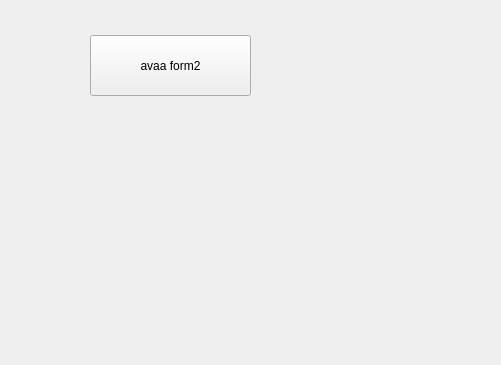
This is harjoitustehtavia/widget_esim2/mainwindow.ui in Tkarsikas/Olio-ohjelmointi as Qt 5 draws it before an edit; both pictures show x 0 to 501 and y 235 to 600 of the 800 by 600 pixel window. The edited form follows.
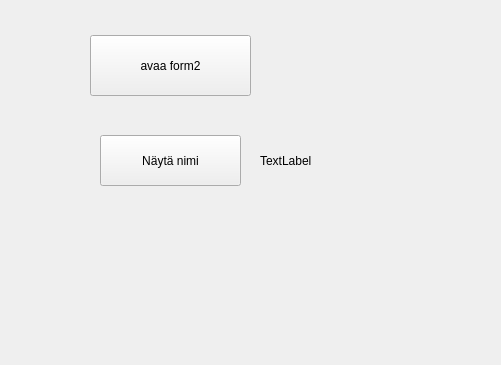
This is the edited form.

Commit message: omia testauksia lisätty aloitusikkunaan getnamebutton

Patch:
```diff
--- a/harjoitustehtavia/widget_esim2/mainwindow.ui
+++ b/harjoitustehtavia/widget_esim2/mainwindow.ui
@@ -63,6 +63,32 @@
      </rect>
     </property>
    </widget>
+   <widget class="QLabel" name="labelName">
+    <property name="geometry">
+     <rect>
+      <x>260</x>
+      <y>380</y>
+      <width>161</width>
+      <height>31</height>
+     </rect>
+    </property>
+    <property name="text">
+     <string>TextLabel</string>
+    </property>
+   </widget>
+   <widget class="QPushButton" name="btnShowName">
+    <property name="geometry">
+     <rect>
+      <x>100</x>
+      <y>370</y>
+      <width>141</width>
+      <height>51</height>
+     </rect>
+    </property>
+    <property name="text">
+     <string>Näytä nimi</string>
+    </property>
+   </widget>
   </widget>
   <widget class="QMenuBar" name="menubar">
    <property name="geometry">
```
The commit also changes 2 other files.
